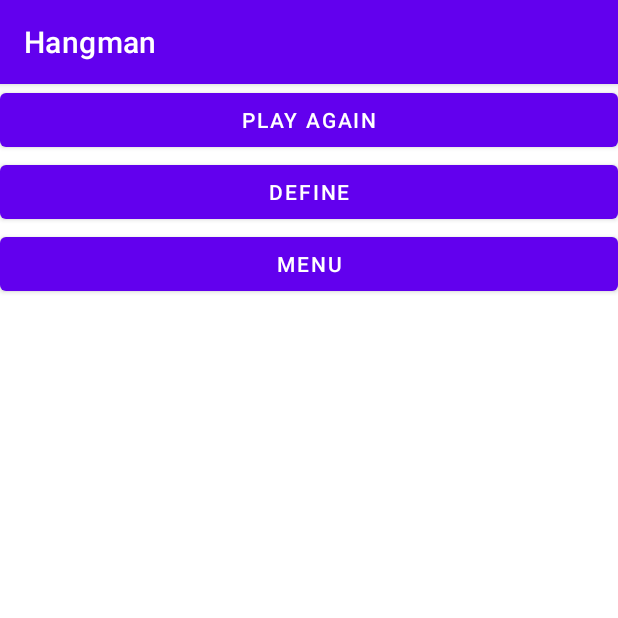
After one commit to prestwia/cs492-final-kotlin, an Android app: the EndScreenActivity screen opened directly, with no data from a screen before it, on a phone screen of 412 x 824 dp, the top half of it. The commit adds this screen. Run offline under Robolectric (Android 15) with nearby library versions, the phone set to English and light mode, and no system bars.

Commit message:
Added end-screen activity (#1)

```diff
--- a/app/src/main/AndroidManifest.xml
+++ b/app/src/main/AndroidManifest.xml
@@ -10,6 +10,9 @@
         android:supportsRtl="true"
         android:theme="@style/Theme.Hangman">
         <activity
+            android:name=".EndScreenActivity"
+            android:exported="false" />
+        <activity
             android:name=".MainActivity"
             android:exported="true">
             <intent-filter>
--- /dev/null
+++ b/app/src/main/java/com/example/hangman/EndScreenActivity.kt
@@ -0,0 +1,26 @@
+package com.example.hangman
+
+import androidx.appcompat.app.AppCompatActivity
+import android.os.Bundle
+import android.widget.Button
+import android.widget.Toast
+
+class EndScreenActivity : AppCompatActivity() {
+    override fun onCreate(savedInstanceState: Bundle?) {
+        super.onCreate(savedInstanceState)
+        setContentView(R.layout.activity_end_screen)
+
+        val button_play_again = findViewById<Button>(R.id.btn_play_again)
+        val button_define = findViewById<Button>(R.id.btn_define)
+        val button_menu = findViewById<Button>(R.id.btn_menu)
+        button_play_again?.setOnClickListener(){
+            Toast.makeText(this@EndScreenActivity, R.string.btn_play_again, Toast.LENGTH_SHORT).show()
+        }
+        button_define?.setOnClickListener(){
+            Toast.makeText(this@EndScreenActivity, R.string.btn_define, Toast.LENGTH_SHORT).show()
+        }
+        button_menu?.setOnClickListener(){
+            Toast.makeText(this@EndScreenActivity, R.string.btn_menu, Toast.LENGTH_SHORT).show()
+        }
+    }
+}
--- a/app/src/main/java/com/example/hangman/MainActivity.kt
+++ b/app/src/main/java/com/example/hangman/MainActivity.kt
@@ -16,7 +16,7 @@ class MainActivity : AppCompatActivity() {
             Toast.makeText(this@MainActivity, R.string.message_Hang, Toast.LENGTH_SHORT).show()
         }
         button_Settings?.setOnClickListener(){
-            Toast.makeText(this@MainActivity, R.string.message_settings, Toast.LENGTH_SHORT).show()
+            Toast.makeText(this@MainActivity, R.string.btn_settings, Toast.LENGTH_SHORT).show()
         }
     }
 }
--- /dev/null
+++ b/app/src/main/res/layout/activity_end_screen.xml
@@ -0,0 +1,40 @@
+<?xml version="1.0" encoding="utf-8"?>
+<LinearLayout xmlns:android="http://schemas.android.com/apk/res/android"
+    xmlns:app="http://schemas.android.com/apk/res-auto"
+    xmlns:tools="http://schemas.android.com/tools"
+    android:layout_width="match_parent"
+    android:layout_height="match_parent"
+    android:orientation="vertical"
+    tools:context=".MainActivity">
+
+    <Button
+        android:id="@+id/btn_play_again"
+        android:layout_width="match_parent"
+        android:layout_height="wrap_content"
+        android:text="@string/btn_play_again"
+        app:layout_constraintBottom_toBottomOf="parent"
+        app:layout_constraintEnd_toEndOf="parent"
+        app:layout_constraintStart_toStartOf="parent"
+        app:layout_constraintTop_toTopOf="parent" />
+
+    <Button
+        android:id="@+id/btn_define"
+        android:layout_width="match_parent"
+        android:layout_height="wrap_content"
+        android:text="@string/btn_define"
+        app:layout_constraintBottom_toBottomOf="parent"
+        app:layout_constraintEnd_toEndOf="parent"
+        app:layout_constraintStart_toStartOf="parent"
+        app:layout_constraintTop_toTopOf="parent" />
+
+    <Button
+        android:id="@+id/btn_menu"
+        android:layout_width="match_parent"
+        android:layout_height="wrap_content"
+        android:text="@string/btn_menu"
+        app:layout_constraintBottom_toBottomOf="parent"
+        app:layout_constraintEnd_toEndOf="parent"
+        app:layout_constraintStart_toStartOf="parent"
+        app:layout_constraintTop_toTopOf="parent" />
+
+</LinearLayout>
--- a/app/src/main/res/values/strings.xml
+++ b/app/src/main/res/values/strings.xml
@@ -3,5 +3,7 @@
     <string name="btn_hangman">Hangman</string>
     <string name="btn_settings">Settings</string>
     <string name="message_Hang">Play Hangman</string>
-    <string name="message_settings">User Settings</string>
+    <string name="btn_play_again">Play Again</string>
+    <string name="btn_define">Define</string>
+    <string name="btn_menu">Menu</string>
 </resources>
```
